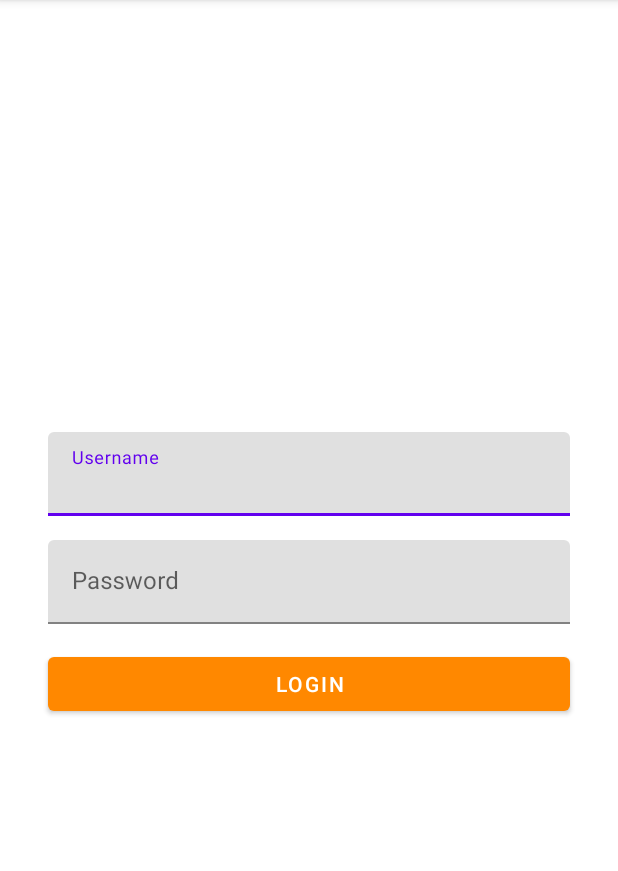
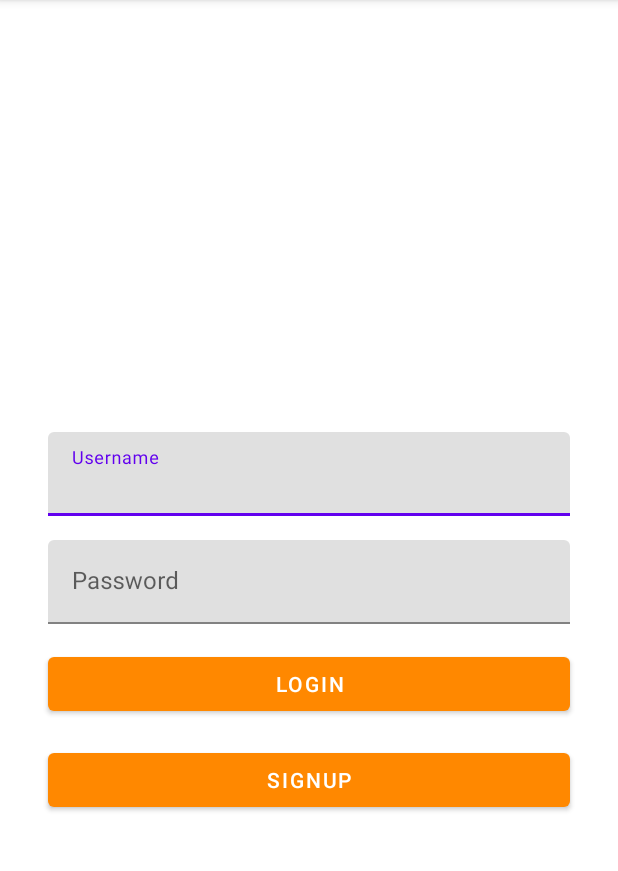
Before and after one commit to TheNuc1ear/Book4Book, an Android app: the screen it shows after launch (LoginActivity), on a phone screen of 412 x 824 dp, the part 84-955 px from its top. Run offline under Robolectric (Android 15) with nearby library versions, the phone set to English and light mode, and no system bars.

Commit message:
Link to Signup from Login

```diff
--- a/app/src/main/java/com/infosys/b4b/LoginActivity.java
+++ b/app/src/main/java/com/infosys/b4b/LoginActivity.java
@@ -1,5 +1,6 @@
 package com.infosys.b4b;
 
+import android.content.Intent;
 import android.os.Bundle;
 import android.view.View;
 import android.widget.Button;
@@ -14,6 +15,7 @@ public class LoginActivity extends AppCompatActivity {
     private TextInputLayout textUsernameLayout;
     private TextInputLayout textPasswordInput;
     private Button loginButton;
+    private Button signupButton;
 
     @Override
     protected void onCreate(@Nullable Bundle savedInstanceState) {
@@ -23,10 +25,18 @@ public class LoginActivity extends AppCompatActivity {
         textUsernameLayout = findViewById(R.id.textUsernameLayout);
         textPasswordInput = findViewById(R.id.textPasswordInput);
         loginButton = findViewById(R.id.loginButton);
+        signupButton = findViewById(R.id.signupButton);
         loginButton.setOnClickListener(new View.OnClickListener() {
             @Override
             public void onClick(View v) {
                 LoginActivity.this.onLoginClicked();
+            }
+        });
+        signupButton.setOnClickListener(new View.OnClickListener(){
+            @Override
+            public void onClick(View v) {
+                Intent intent = new Intent(LoginActivity.this, SignupActivity.class);
+                startActivity(intent);
             }
         });
     }
--- a/app/src/main/res/layout/activity_login.xml
+++ b/app/src/main/res/layout/activity_login.xml
@@ -29,7 +29,7 @@
             app:layout_constraintVertical_chainStyle="packed">
 
             <com.google.android.material.textfield.TextInputEditText
-                android:id="@+id/loginInput"
+                android:id="@+id/loginEmail"
                 android:layout_width="match_parent"
                 android:layout_height="wrap_content"
                 android:inputType="textEmailAddress" />
@@ -72,6 +72,21 @@
             app:layout_constraintStart_toStartOf="parent"
             app:layout_constraintTop_toBottomOf="@+id/textPasswordInput" />
 
+        <com.google.android.material.button.MaterialButton
+            android:id="@+id/signupButton"
+            android:layout_width="match_parent"
+            android:layout_height="wrap_content"
+            android:layout_marginStart="32dp"
+            android:layout_marginTop="16dp"
+            android:layout_marginEnd="32dp"
+            android:text="Signup"
+            app:backgroundTint="@android:color/holo_orange_dark"
+            app:layout_constraintBottom_toBottomOf="parent"
+            app:layout_constraintEnd_toEndOf="parent"
+            app:layout_constraintHorizontal_bias="0.0"
+            app:layout_constraintStart_toStartOf="parent"
+            app:layout_constraintTop_toBottomOf="@+id/loginButton"
+            app:layout_constraintVertical_bias="0.0" />
 
 
     </androidx.constraintlayout.widget.ConstraintLayout>
```
Also changed, not shown: app/src/main/AndroidManifest.xml (+5 -2 lines), app/src/main/java/com/infosys/b4b/SignupActivity.java (added, +14 -0 lines), app/src/main/res/layout/activity_signup.xml (added, +27 -0 lines).
